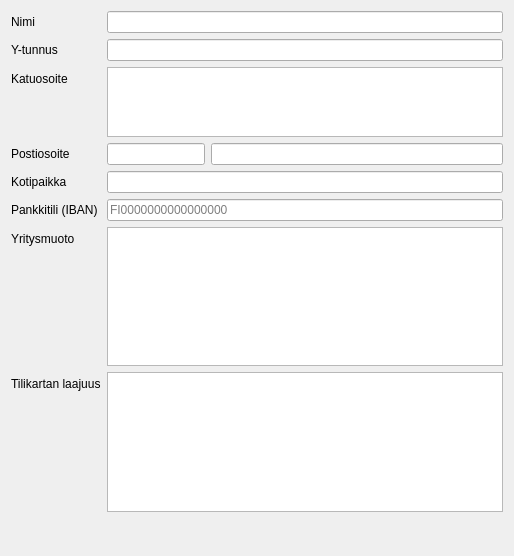
Above: kitsas/uusikirjanpito/uusitiedot.ui from artoh/kitupiikki before the change. Below: the same form after it.
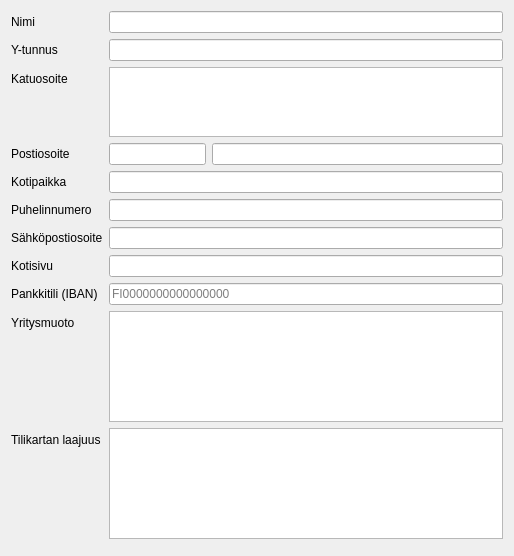
That is the form after the change.

Commit message: Puhelinnumero määriteltävissä

```diff
--- a/kitsas/uusikirjanpito/uusitiedot.ui
+++ b/kitsas/uusikirjanpito/uusitiedot.ui
@@ -50,7 +50,7 @@
      </property>
     </widget>
    </item>
-   <item row="7" column="0">
+   <item row="10" column="0">
     <widget class="QLabel" name="label_3">
      <property name="text">
       <string>Pankkitili (IBAN)</string>
@@ -60,14 +60,14 @@
      </property>
     </widget>
    </item>
-   <item row="7" column="1">
+   <item row="10" column="1">
     <widget class="QLineEdit" name="tiliLine">
      <property name="placeholderText">
       <string>FI0000000000000000</string>
      </property>
     </widget>
    </item>
-   <item row="8" column="0">
+   <item row="11" column="0">
     <widget class="QLabel" name="muotoLabel">
      <property name="text">
       <string>Yritysmuoto</string>
@@ -77,10 +77,10 @@
      </property>
     </widget>
    </item>
-   <item row="8" column="1">
+   <item row="11" column="1">
     <widget class="QListWidget" name="muotoList"/>
    </item>
-   <item row="9" column="0">
+   <item row="12" column="0">
     <widget class="QLabel" name="label_4">
      <property name="text">
       <string>Tilikartan laajuus</string>
@@ -90,10 +90,10 @@
      </property>
     </widget>
    </item>
-   <item row="9" column="1">
+   <item row="12" column="1">
     <widget class="QListWidget" name="laajuusList"/>
    </item>
-   <item row="10" column="0">
+   <item row="13" column="0">
     <spacer name="verticalSpacer">
      <property name="orientation">
       <enum>Qt::Vertical</enum>
@@ -154,6 +154,36 @@
      </item>
     </layout>
    </item>
+   <item row="8" column="0">
+    <widget class="QLabel" name="label_8">
+     <property name="text">
+      <string>Sähköpostiosoite</string>
+     </property>
+    </widget>
+   </item>
+   <item row="9" column="0">
+    <widget class="QLabel" name="label_9">
+     <property name="text">
+      <string>Kotisivu</string>
+     </property>
+    </widget>
+   </item>
+   <item row="8" column="1">
+    <widget class="QLineEdit" name="emailEdit"/>
+   </item>
+   <item row="9" column="1">
+    <widget class="QLineEdit" name="webEdit"/>
+   </item>
+   <item row="7" column="0">
+    <widget class="QLabel" name="label_10">
+     <property name="text">
+      <string>Puhelinnumero</string>
+     </property>
+    </widget>
+   </item>
+   <item row="7" column="1">
+    <widget class="QLineEdit" name="puhelinEdit"/>
+   </item>
   </layout>
  </widget>
  <tabstops>
```
Left out of the diff: 2 changed lines with no effect on the pictures. The commit also changes 5 other files.
